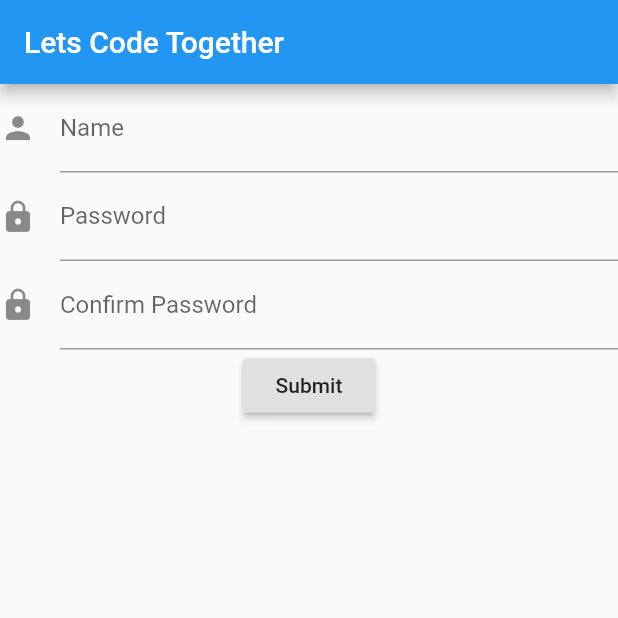
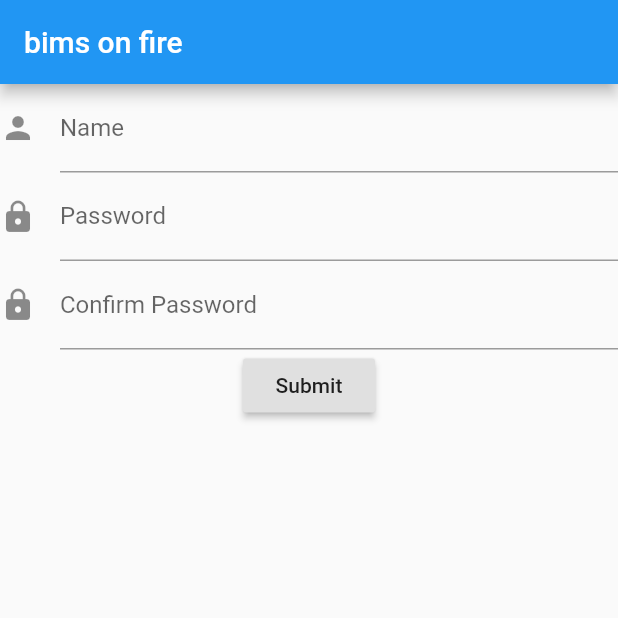
Before and after one commit to kumudunee/Build-a-Form-with-Validation, a Flutter app: the screen it shows after launch, on a phone screen of 412 x 824 dp, the top half of it. Run offline on Flutter 3.47's test engine with Material 2 defaults, Android fonts, the phone set to English and light mode, and no system bars.

Commit message:
pull one

```diff
--- a/lib/main.dart
+++ b/lib/main.dart
@@ -12,7 +12,7 @@ class MyApp extends StatelessWidget {
       home: Scaffold(
         appBar: AppBar(
           title: Text(
-            "Lets Code Together",
+            "bims on fire",
           ),
         ),
         body: Forms(),
```
